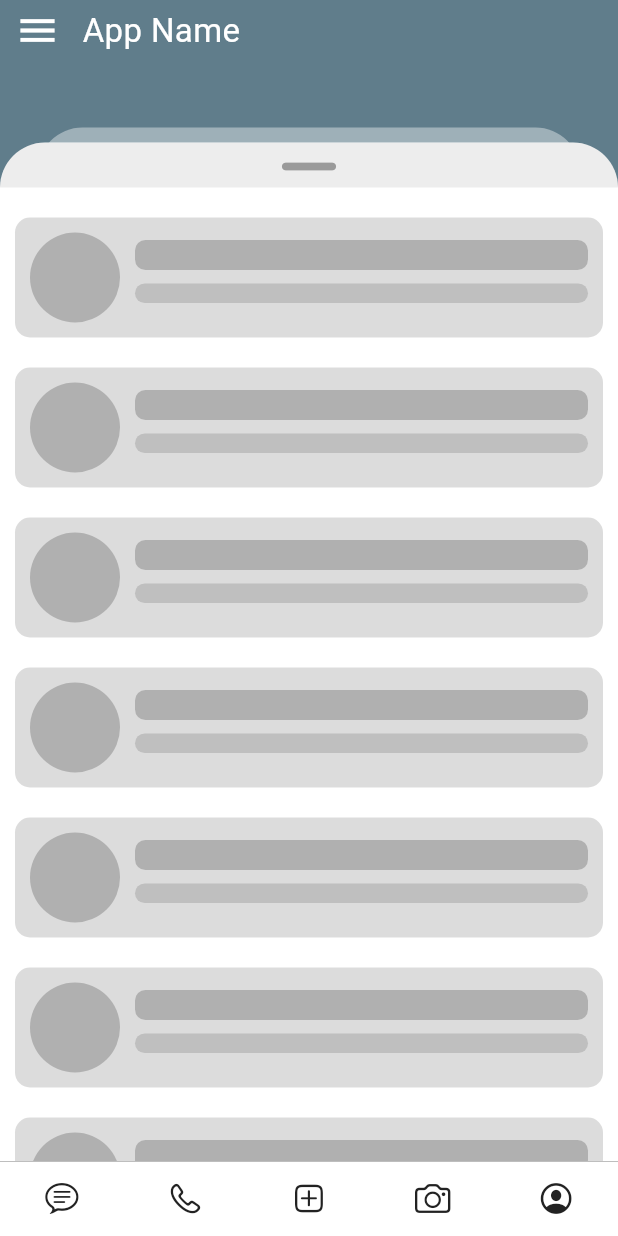
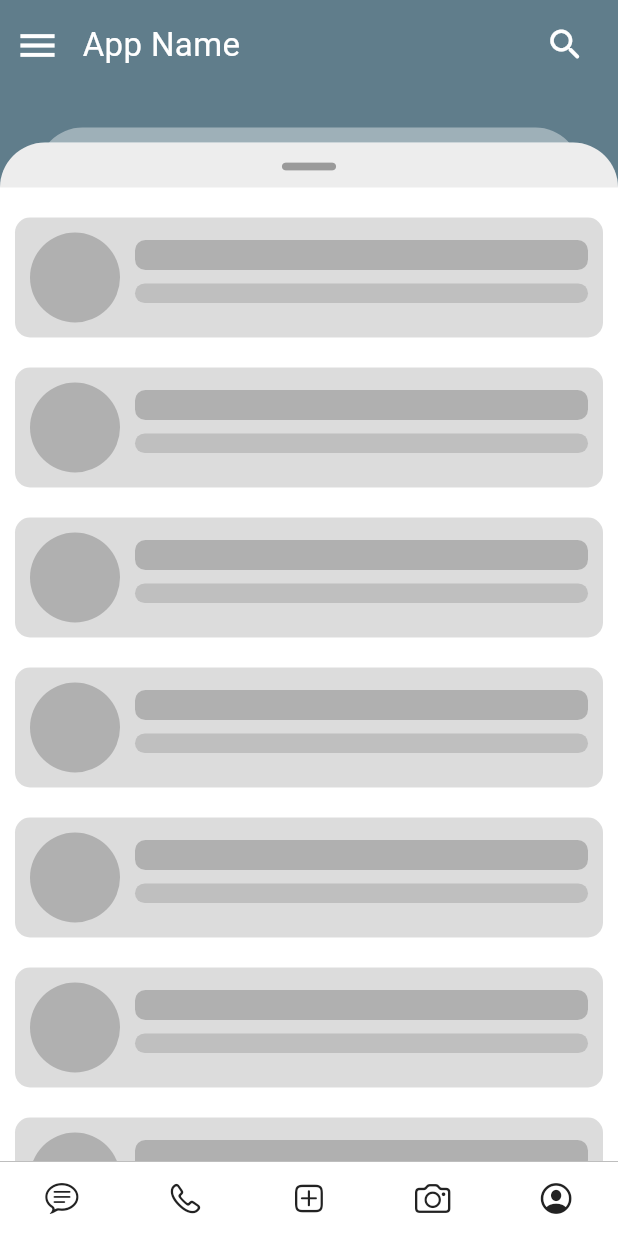
Before and after one commit to shirvanie/flutter_sliding_box, a Flutter app: the screen it shows after launch, on a phone screen of 412 x 824 dp. Run offline on Flutter 3.47's test engine with Material 2 defaults, Android fonts, the phone set to English and light mode, and no system bars; our stand-ins replace flutter_map, latlong2.

Commit message:
Example Release v1.0.3

```diff
--- a/example/lib/main.dart
+++ b/example/lib/main.dart
@@ -113,11 +113,6 @@ class _SlidingBoxExamplePageState extends State<SlidingBoxExamplePage> {
                   .onPrimary, size: 30,),
             searchBox: SearchBox(
               controller: textEditingController,
-              icon: Icon(Icons.search_rounded,
-                color: Theme
-                    .of(context)
-                    .colorScheme
-                    .onPrimary, size: 27,),
               color: Theme
                   .of(context)
                   .colorScheme
@@ -136,6 +131,26 @@ class _SlidingBoxExamplePageState extends State<SlidingBoxExamplePage> {
                     fontSize: 20),),),
               draggableBody: true,
             ),
+            actions: [
+              Container(
+                margin: const EdgeInsets.fromLTRB(0, 0, 10, 0),
+                child: SizedBox.fromSize(
+                  size: const Size.fromRadius(25),
+                  child: IconButton(
+                    iconSize: 27,
+                    icon: Icon(Icons.search_rounded,
+                      color: Theme
+                          .of(context)
+                          .colorScheme
+                          .onPrimary,),
+                    onPressed: () {
+                      textEditingController.text = "";
+                      boxController.showSearchBox();
+                    },
+                  ),
+                ),
+              ),
+            ]
           ),
         ),
         bodyBuilder: (sc, pos) => _body(sc, pos),
--- a/example/pubspec.yaml
+++ b/example/pubspec.yaml
@@ -10,7 +10,7 @@ dependencies:
   flutter:
     sdk: flutter
   cupertino_icons: ^1.0.2
-  flutter_sliding_box: ^1.0.2
+  flutter_sliding_box: ^1.0.3
   flutter_map: ^4.0.0
   latlong2: ^0.8.0
 
```
Also changed, not shown: example/lib/map_screen.dart (+35 -23 lines), example/lib/music_player_screen.dart (+20 -5 lines).
